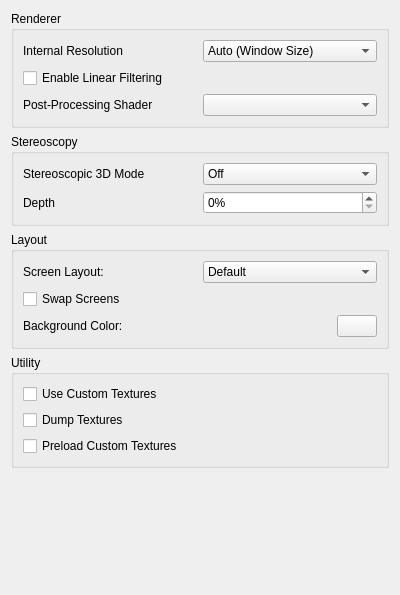
This is src/citra_qt/configuration/configure_enhancements.ui in eve2ptp/citra-canary as Qt 5 draws it before an edit. The edited form follows.
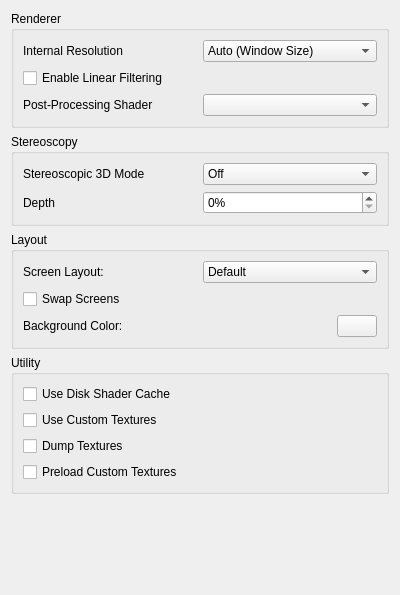
This is the edited form.

The edit to the form file:
```diff
--- a/src/citra_qt/configuration/configure_enhancements.ui
+++ b/src/citra_qt/configuration/configure_enhancements.ui
@@ -269,6 +269,13 @@
       <string>Utility</string>
      </property>
      <layout class="QVBoxLayout" name="verticalLayout_8">
+      <item>
+       <widget class="QCheckBox" name="toggle_disk_shader_cache">
+        <property name="text">
+         <string>Use Disk Shader Cache</string>
+        </property>
+       </widget>
+      </item>
       <item>
        <widget class="QCheckBox" name="toggle_custom_textures">
         <property name="toolTip">
```
